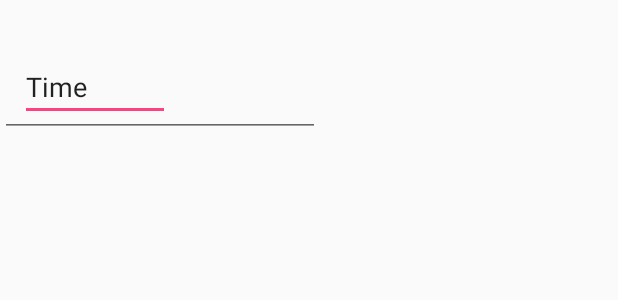
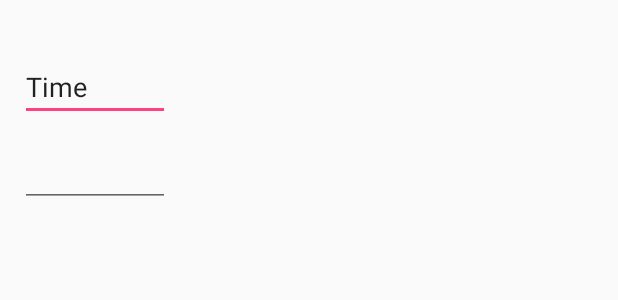
Before and after one commit to aash01/ScheduleMaster, an Android app: the layout activity_create_schedule.xml on its own in the app's theme, with its tools: preview values and no code run, on a phone screen of 412 x 824 dp. Shown: the top 300 px of the screen. Run offline under Robolectric (Android 15) with nearby library versions, the phone set to English and light mode, and no system bars.

Commit message:
layout Master

```diff
--- a/app/src/main/res/layout/activity_create_schedule.xml
+++ b/app/src/main/res/layout/activity_create_schedule.xml
@@ -22,12 +22,12 @@
 
     <EditText
         android:id="@+id/time1"
-        android:layout_width="wrap_content"
+        android:layout_width="100dp"
         android:layout_height="wrap_content"
-        android:layout_alignLeft="@+id/editText2"
-        android:layout_alignStart="@+id/editText2"
-        android:layout_below="@+id/editText2"
-        android:layout_marginTop="46dp"
+        android:layout_marginTop="12dp"
         android:ems="10"
-        android:inputType="time" />
+        android:inputType="time"
+        android:layout_below="@+id/timeMenu"
+        android:layout_alignLeft="@+id/timeMenu"
+        android:layout_alignStart="@+id/timeMenu" />
 </android.widget.RelativeLayout>
```
